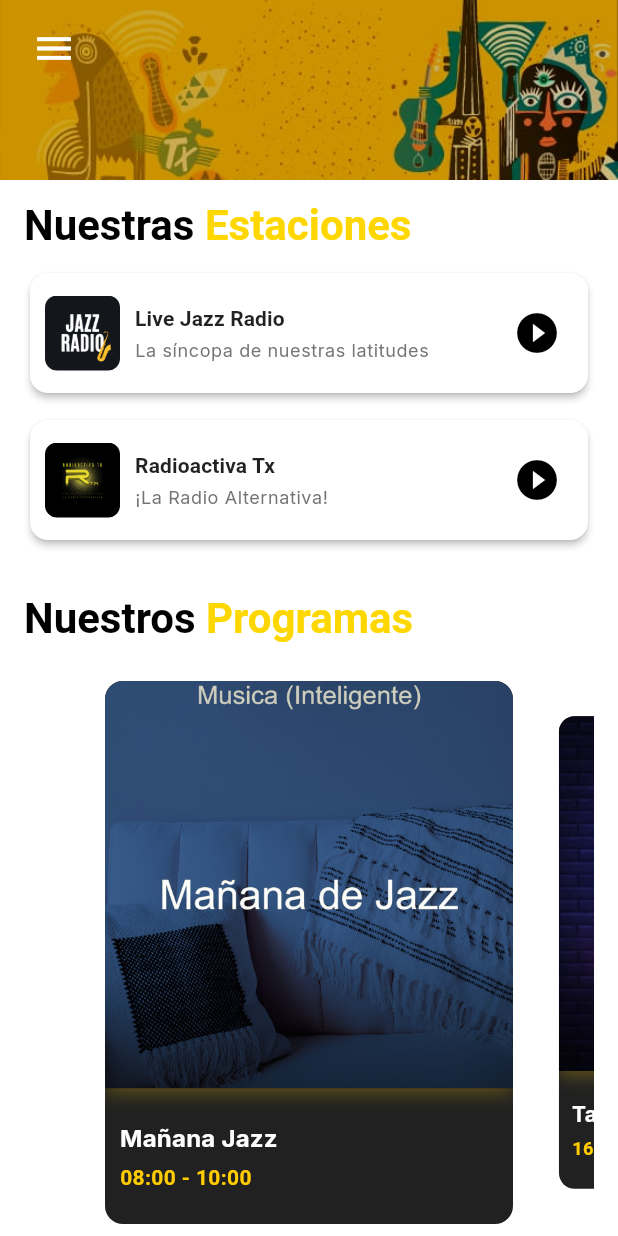
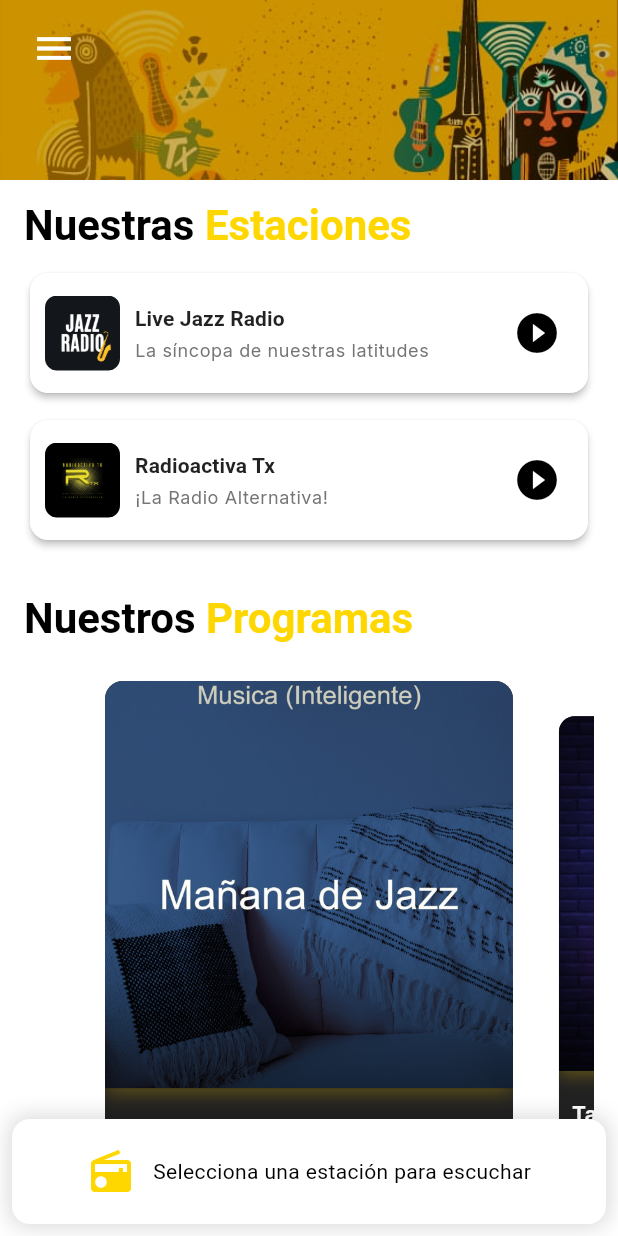
Before and after one commit to Droid636/mi_radio1, a Flutter app: the screen it shows after launch, on a phone screen of 412 x 824 dp. Run offline on Flutter 3.47's test engine with Material 3 defaults, Android fonts, the phone set to English and light mode, and no system bars; drawn by our look-alikes of carousel_slider; our stand-ins replace google_fonts, just_audio, share_plus, shared_preferences; missing offline and left inert: audio_session.

Commit message:
reproductor flotante

```diff
--- a/lib/screens/home_screen.dart
+++ b/lib/screens/home_screen.dart
@@ -199,7 +199,43 @@ class HomeScreen extends StatelessWidget {
 
     const double miniPlayerHeight = 70.0;
 
-    if (audioProv.currentStation == null || audioProv.isMiniPlayerHidden) {
+    // El mini reproductor siempre aparece, aunque no haya estación
+    // Si no hay estación, muestra un contenedor vacío con mensaje o icono
+    if (audioProv.currentStation == null) {
+      return Positioned(
+        bottom: 0,
+        left: 0,
+        right: 0,
+        child: Container(
+          height: miniPlayerHeight,
+          margin: const EdgeInsets.all(8.0),
+          padding: const EdgeInsets.symmetric(horizontal: 16.0),
+          decoration: BoxDecoration(
+            color: Theme.of(context).cardColor,
+            borderRadius: BorderRadius.circular(12.0),
+            boxShadow: [
+              BoxShadow(
+                color: Colors.black.withOpacity(0.15),
+                blurRadius: 12,
+                spreadRadius: 2,
+              ),
+            ],
+          ),
+          child: Row(
+            mainAxisAlignment: MainAxisAlignment.center,
+            children: [
+              Icon(Icons.radio, size: 32, color: accentColor),
+              const SizedBox(width: 12),
+              Text(
+                'Selecciona una estación para escuchar',
+                style: Theme.of(context).textTheme.bodyMedium,
+              ),
+            ],
+          ),
+        ),
+      );
+    }
+    if (audioProv.isMiniPlayerHidden) {
       return const SizedBox.shrink();
     }
 
```
